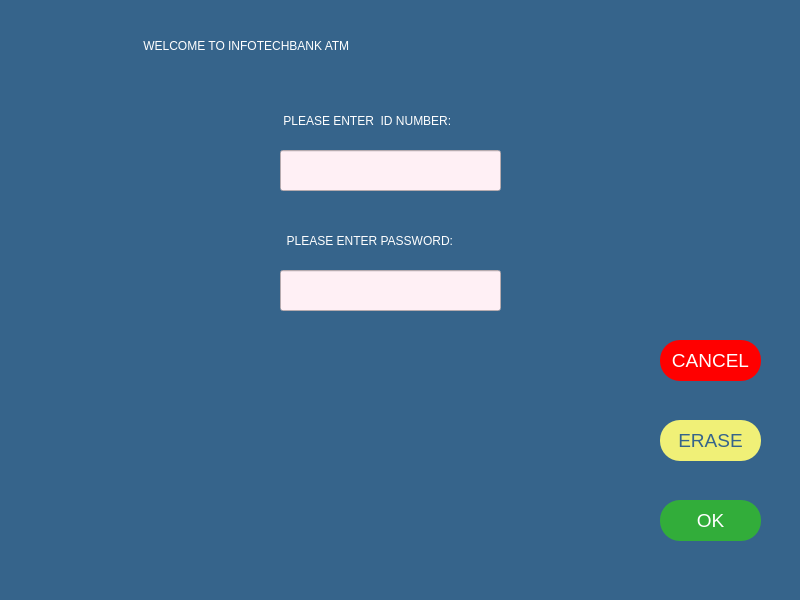
Above: atmloginpage.ui from melihorhanyilmaz/Project before the change. Below: the same form after it.
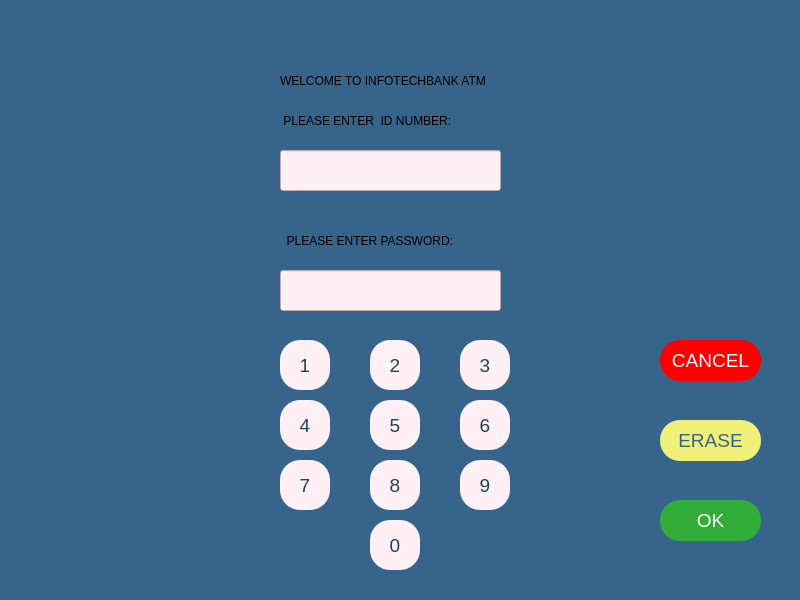
That is the form after the change. Icons and pictures are not drawn.

What changed in the file:
```diff
--- a/atmloginpage.ui
+++ b/atmloginpage.ui
@@ -75,8 +75,7 @@
      </rect>
     </property>
     <property name="styleSheet">
-     <string notr="true">font: 63 9pt ;Montserrat SemiBold;
-color: rgb(255, 255, 255);</string>
+     <string notr="true">font: 63 9pt ;Montserrat SemiBold;</string>
     </property>
     <property name="text">
      <string> PLEASE ENTER  ID NUMBER:</string>
@@ -101,13 +100,31 @@
      <enum>Qt::LeftToRight</enum>
     </property>
     <property name="styleSheet">
-     <string notr="true">font: 63 9pt ;Montserrat SemiBold;
-color: rgb(255, 255, 255);</string>
+     <string notr="true">font: 63 9pt ;Montserrat SemiBold;</string>
     </property>
     <property name="text">
      <string>  PLEASE ENTER PASSWORD:</string>
     </property>
    </widget>
+   <widget class="QPushButton" name="oneB">
+    <property name="geometry">
+     <rect>
+      <x>280</x>
+      <y>340</y>
+      <width>50</width>
+      <height>50</height>
+     </rect>
+    </property>
+    <property name="styleSheet">
+     <string notr="true">background-color: rgb(255, 240, 245);
+color: rgb(34, 64, 89);
+font: 63 14pt ;Montserrat SemiBold;
+border-radius: 20 ;</string>
+    </property>
+    <property name="text">
+     <string>1</string>
+    </property>
+   </widget>
    <widget class="QPushButton" name="eraseB">
     <property name="geometry">
      <rect>
@@ -179,23 +196,191 @@
       <normaloff>../../Downloads/x-button.png</normaloff>../../Downloads/x-button.png</iconset>
     </property>
    </widget>
+   <widget class="QPushButton" name="twoB">
+    <property name="geometry">
+     <rect>
+      <x>370</x>
+      <y>340</y>
+      <width>50</width>
+      <height>50</height>
+     </rect>
+    </property>
+    <property name="styleSheet">
+     <string notr="true">background-color: rgb(255, 240, 245);
+color: rgb(34, 64, 89);
+font: 63 14pt ;Montserrat SemiBold;
+border-radius: 20 ;</string>
+    </property>
+    <property name="text">
+     <string>2</string>
+    </property>
+   </widget>
+   <widget class="QPushButton" name="threeB">
+    <property name="geometry">
+     <rect>
+      <x>460</x>
+      <y>340</y>
+      <width>50</width>
+      <height>50</height>
+     </rect>
+    </property>
+    <property name="styleSheet">
+     <string notr="true">background-color: rgb(255, 240, 245);
+color: rgb(34, 64, 89);
+font: 63 14pt ;Montserrat SemiBold;
+border-radius: 20 ;</string>
+    </property>
+    <property name="text">
+     <string>3</string>
+    </property>
+   </widget>
+   <widget class="QPushButton" name="fourB">
+    <property name="geometry">
+     <rect>
+      <x>280</x>
+      <y>400</y>
+      <width>50</width>
+      <height>50</height>
+     </rect>
+    </property>
+    <property name="styleSheet">
+     <string notr="true">background-color: rgb(255, 240, 245);
+color: rgb(34, 64, 89);
+font: 63 14pt ;Montserrat SemiBold;
+border-radius: 20 ;</string>
+    </property>
+    <property name="text">
+     <string>4</string>
+    </property>
+   </widget>
+   <widget class="QPushButton" name="eightB">
+    <property name="geometry">
+     <rect>
+      <x>370</x>
+      <y>460</y>
+      <width>50</width>
+      <height>50</height>
+     </rect>
+    </property>
+    <property name="styleSheet">
+     <string notr="true">background-color: rgb(255, 240, 245);
+color: rgb(34, 64, 89);
+font: 63 14pt ;Montserrat SemiBold;
+border-radius: 20 ;</string>
+    </property>
+    <property name="text">
+     <string>8</string>
+    </property>
+   </widget>
+   <widget class="QPushButton" name="B_nine">
+    <property name="geometry">
+     <rect>
+      <x>460</x>
+      <y>460</y>
+      <width>50</width>
+      <height>50</height>
+     </rect>
+    </property>
+    <property name="styleSheet">
+     <string notr="true">background-color: rgb(255, 240, 245);
+color: rgb(34, 64, 89);
+font: 63 14pt ;Montserrat SemiBold;
+border-radius: 20 ;</string>
+    </property>
+    <property name="text">
+     <string>9</string>
+    </property>
+   </widget>
+   <widget class="QPushButton" name="sixB">
+    <property name="geometry">
+     <rect>
+      <x>460</x>
+      <y>400</y>
+      <width>50</width>
+      <height>50</height>
+     </rect>
+    </property>
+    <property name="styleSheet">
+     <string notr="true">background-color: rgb(255, 240, 245);
+color: rgb(34, 64, 89);
+font: 63 14pt ;Montserrat SemiBold;
+border-radius: 20 ;</string>
+    </property>
+    <property name="text">
+     <string>6</string>
+    </property>
+   </widget>
+   <widget class="QPushButton" name="fiveB">
+    <property name="geometry">
+     <rect>
+      <x>370</x>
+      <y>400</y>
+      <width>50</width>
+      <height>50</height>
+     </rect>
+    </property>
+    <property name="styleSheet">
+     <string notr="true">background-color: rgb(255, 240, 245);
+color: rgb(34, 64, 89);
+font: 63 14pt ;Montserrat SemiBold;
+border-radius: 20 ;</string>
+    </property>
+    <property name="text">
+     <string>5</string>
+    </property>
+   </widget>
+   <widget class="QPushButton" name="sevenB">
+    <property name="geometry">
+     <rect>
+      <x>280</x>
+      <y>460</y>
+      <width>50</width>
+      <height>50</height>
+     </rect>
+    </property>
+    <property name="styleSheet">
+     <string notr="true">background-color: rgb(255, 240, 245);
+color: rgb(34, 64, 89);
+font: 63 14pt ;Montserrat SemiBold;
+border-radius: 20 ;</string>
+    </property>
+    <property name="text">
+     <string>7</string>
+    </property>
+   </widget>
+   <widget class="QPushButton" name="zeroB">
+    <property name="geometry">
+     <rect>
+      <x>370</x>
+      <y>520</y>
+      <width>50</width>
+      <height>50</height>
+     </rect>
+    </property>
+    <property name="styleSheet">
+     <string notr="true">background-color: rgb(255, 240, 245);
+color: rgb(34, 64, 89);
+font: 63 14pt ;Montserrat SemiBold;
+border-radius: 20 ;</string>
+    </property>
+    <property name="text">
+     <string>0</string>
+    </property>
+   </widget>
    <widget class="QLabel" name="la_welcome">
     <property name="geometry">
      <rect>
-      <x>140</x>
-      <y>10</y>
-      <width>511</width>
-      <height>71</height>
+      <x>280</x>
+      <y>60</y>
+      <width>241</width>
+      <height>41</height>
      </rect>
     </property>
     <property name="styleSheet">
-     <string notr="true">
-font: 75 22pt &quot;MS Shell Dlg 2&quot;;
-color: rgb(255, 255, 255);
-</string>
+     <string notr="true">font: 63 9pt ;Montserrat SemiBold;</string>
     </property>
     <property name="text">
-     <string> WELCOME TO INFOTECHBANK ATM</string>
+     <string>WELCOME TO INFOTECHBANK ATM</string>
     </property>
    </widget>
    <widget class="QLabel" name="la_error">
@@ -203,43 +388,14 @@
      <rect>
       <x>280</x>
       <y>320</y>
-      <width>341</width>
-      <height>16</height>
+      <width>221</width>
+      <height>13</height>
      </rect>
     </property>
-    <property name="styleSheet">
-     <string notr="true">color: rgb(255, 0, 0);
-font: 75 12pt &quot;MS Sans Serif&quot;;</string>
-    </property>
     <property name="text">
      <string/>
     </property>
    </widget>
-   <widget class="QLabel" name="label">
-    <property name="geometry">
-     <rect>
-      <x>190</x>
-      <y>330</y>
-      <width>401</width>
-      <height>211</height>
-     </rect>
-    </property>
-    <property name="styleSheet">
-     <string notr="true">background-image: url(:/newPrefix/Downloads/atm-machine.png);</string>
-    </property>
-    <property name="text">
-     <string/>
-    </property>
-    <property name="pixmap">
-     <pixmap>../../Downloads/atm-machine.png</pixmap>
-    </property>
-    <property name="scaledContents">
-     <bool>true</bool>
-    </property>
-    <property name="wordWrap">
-     <bool>false</bool>
-    </property>
-   </widget>
   </widget>
   <widget class="QMenuBar" name="menubar">
    <property name="geometry">
```
Left out of the diff: 29 changed lines with no effect on the pictures.
